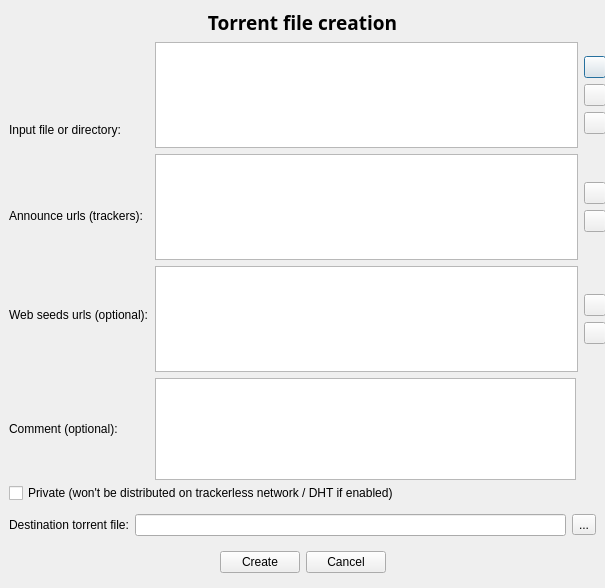
Above: src/createtorrent.ui from SysAdminDoc/qBittorrent-Vanced before the change. Below: the same form after it.
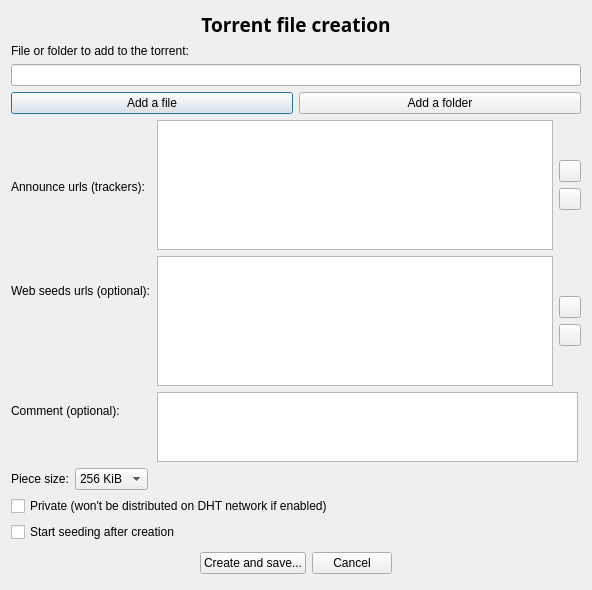
That is the form after the change. Icons and pictures are not drawn.

Commit message: - BUGFIX: Fixed deprecation warning with latest libtorrent svn - FEATURE: Redesigned torrent creation dialog - FEATURE: Allow to set piece size when creating a torrent - improved new options dialog a little

```diff
--- a/src/createtorrent.ui
+++ b/src/createtorrent.ui
@@ -5,22 +5,16 @@
    <rect>
     <x>0</x>
     <y>0</y>
-    <width>605</width>
-    <height>588</height>
+    <width>592</width>
+    <height>590</height>
    </rect>
   </property>
   <property name="windowTitle" >
    <string>Torrent Creation Tool</string>
   </property>
+  <layout class="QVBoxLayout" >
+   <item>
   <widget class="QLabel" name="createTorrent_title" >
-   <property name="geometry" >
-    <rect>
-     <x>9</x>
-     <y>9</y>
-     <width>587</width>
-     <height>27</height>
-    </rect>
-   </property>
    <property name="minimumSize" >
     <size>
      <width>0</width>
@@ -51,49 +45,45 @@
     <set>Qt::AlignCenter</set>
    </property>
   </widget>
-  <widget class="QWidget" name="layoutWidget" >
-   <property name="geometry" >
-    <rect>
-     <x>9</x>
-     <y>42</y>
-     <width>597</width>
-     <height>438</height>
-    </rect>
-   </property>
-   <layout class="QHBoxLayout" >
-    <property name="margin" >
-     <number>0</number>
-    </property>
-    <property name="spacing" >
-     <number>6</number>
-    </property>
-    <item>
-     <layout class="QVBoxLayout" >
-      <property name="margin" >
-       <number>0</number>
-      </property>
-      <property name="spacing" >
-       <number>6</number>
-      </property>
+   </item>
       <item>
        <widget class="QLabel" name="lbl_input" >
-        <property name="minimumSize" >
-         <size>
-          <width>0</width>
-          <height>101</height>
-         </size>
-        </property>
-        <property name="maximumSize" >
-         <size>
-          <width>16777215</width>
-          <height>26</height>
-         </size>
-        </property>
+     <property name="text" >
+      <string>File or folder to add to the torrent:</string>
+     </property>
+    </widget>
+   </item>
+   <item>
+    <widget class="QLineEdit" name="textInputPath" />
+   </item>
+   <item>
+    <layout class="QHBoxLayout" >
+     <item>
+      <widget class="QPushButton" name="addFile_button" >
+       <property name="text" >
+        <string>Add a file</string>
+       </property>
+       <property name="icon" >
+        <iconset resource="icons.qrc" >:/Icons/add_file.png</iconset>
+       </property>
+      </widget>
+     </item>
+     <item>
+      <widget class="QPushButton" name="addFolder_button" >
         <property name="text" >
-         <string>Input file or directory:</string>
-        </property>
-       </widget>
-      </item>
+        <string>Add a folder</string>
+       </property>
+       <property name="icon" >
+        <iconset resource="icons.qrc" >:/Icons/add_folder.png</iconset>
+       </property>
+      </widget>
+     </item>
+    </layout>
+   </item>
+   <item>
+    <layout class="QHBoxLayout" >
+     <item>
+      <layout class="QVBoxLayout" >
       <item>
        <widget class="QLabel" name="lbl_announce_url" >
         <property name="minimumSize" >
@@ -155,125 +145,18 @@
     </item>
     <item>
      <layout class="QVBoxLayout" >
-      <property name="margin" >
-       <number>0</number>
-      </property>
-      <property name="spacing" >
-       <number>6</number>
-      </property>
       <item>
        <layout class="QHBoxLayout" >
-        <property name="margin" >
-         <number>0</number>
-        </property>
         <property name="spacing" >
          <number>6</number>
         </property>
-        <item>
-         <widget class="QListWidget" name="input_list" >
-          <property name="selectionMode" >
-           <enum>QAbstractItemView::MultiSelection</enum>
-          </property>
-         </widget>
-        </item>
-        <item>
-         <layout class="QVBoxLayout" >
-          <property name="margin" >
+         <property name="leftMargin" >
+          <number>0</number>
+         </property>
+         <property name="topMargin" >
            <number>0</number>
           </property>
-          <property name="spacing" >
-           <number>6</number>
-          </property>
-          <item>
-           <spacer>
-            <property name="orientation" >
-             <enum>Qt::Vertical</enum>
-            </property>
-            <property name="sizeHint" >
-             <size>
-              <width>20</width>
-              <height>16</height>
-             </size>
-            </property>
-           </spacer>
-          </item>
-          <item>
-           <widget class="QPushButton" name="addFolder_button" >
-            <property name="minimumSize" >
-             <size>
-              <width>22</width>
-              <height>22</height>
-             </size>
-            </property>
-            <property name="maximumSize" >
-             <size>
-              <width>22</width>
-              <height>22</height>
-             </size>
-            </property>
-            <property name="text" >
-             <string/>
-            </property>
-           </widget>
-          </item>
-          <item>
-           <widget class="QPushButton" name="removeFolder_button" >
-            <property name="minimumSize" >
-             <size>
-              <width>22</width>
-              <height>22</height>
-             </size>
-            </property>
-            <property name="maximumSize" >
-             <size>
-              <width>22</width>
-              <height>22</height>
-             </size>
-            </property>
-            <property name="text" >
-             <string/>
-            </property>
-           </widget>
-          </item>
-          <item>
-           <widget class="QPushButton" name="addFile_button" >
-            <property name="minimumSize" >
-             <size>
-              <width>22</width>
-              <height>22</height>
-             </size>
-            </property>
-            <property name="maximumSize" >
-             <size>
-              <width>22</width>
-              <height>22</height>
-             </size>
-            </property>
-            <property name="text" >
-             <string/>
-            </property>
-           </widget>
-          </item>
-          <item>
-           <spacer>
-            <property name="orientation" >
-             <enum>Qt::Vertical</enum>
-            </property>
-            <property name="sizeHint" >
-             <size>
-              <width>20</width>
-              <height>16</height>
-             </size>
-            </property>
-           </spacer>
-          </item>
-         </layout>
-        </item>
-       </layout>
-      </item>
-      <item>
-       <layout class="QHBoxLayout" >
-        <property name="margin" >
+         <property name="rightMargin" >
          <number>0</number>
         </property>
         <property name="spacing" >
@@ -455,12 +338,6 @@
       </item>
       <item>
        <widget class="QTextEdit" name="txt_comment" >
-        <property name="minimumSize" >
-         <size>
-          <width>421</width>
-          <height>102</height>
-         </size>
-        </property>
         <property name="maximumSize" >
          <size>
           <width>421</width>
@@ -475,50 +352,90 @@
      </layout>
     </item>
    </layout>
-  </widget>
+   </item>
+   <item>
+    <layout class="QHBoxLayout" >
+     <item>
+      <widget class="QLabel" name="txtPieceSize" >
+       <property name="text" >
+        <string>Piece size:</string>
+       </property>
+      </widget>
+     </item>
+     <item>
+      <widget class="QComboBox" name="comboPieceSize" >
+       <property name="currentIndex" >
+        <number>3</number>
+       </property>
+       <item>
+        <property name="text" >
+         <string>32 KiB</string>
+        </property>
+       </item>
+       <item>
+        <property name="text" >
+         <string>64 KiB</string>
+        </property>
+       </item>
+       <item>
+        <property name="text" >
+         <string>128 KiB</string>
+        </property>
+       </item>
+       <item>
+        <property name="text" >
+         <string>256 KiB</string>
+        </property>
+       </item>
+       <item>
+        <property name="text" >
+         <string>512 KiB</string>
+        </property>
+       </item>
+       <item>
+        <property name="text" >
+         <string>1 MiB</string>
+        </property>
+       </item>
+       <item>
+        <property name="text" >
+         <string>2 MiB</string>
+        </property>
+       </item>
+       <item>
+        <property name="text" >
+         <string>4 MiB</string>
+        </property>
+       </item>
+      </widget>
+     </item>
+     <item>
+      <spacer>
+       <property name="orientation" >
+        <enum>Qt::Horizontal</enum>
+       </property>
+       <property name="sizeHint" >
+        <size>
+         <width>40</width>
+         <height>20</height>
+        </size>
+       </property>
+      </spacer>
+     </item>
+    </layout>
+   </item>
+   <item>
   <widget class="QCheckBox" name="check_private" >
-   <property name="geometry" >
-    <rect>
-     <x>9</x>
-     <y>482</y>
-     <width>587</width>
-     <height>22</height>
-    </rect>
-   </property>
    <property name="text" >
-    <string>Private (won't be distributed on trackerless network / DHT if enabled)</string>
-   </property>
-  </widget>
-  <widget class="QWidget" name="layoutWidget2" >
-   <property name="geometry" >
-    <rect>
-     <x>9</x>
-     <y>510</y>
-     <width>587</width>
-     <height>30</height>
-    </rect>
-   </property>
-   <layout class="QHBoxLayout" >
-    <property name="margin" >
-     <number>0</number>
-    </property>
-    <property name="spacing" >
-     <number>6</number>
-    </property>
+      <string>Private (won't be distributed on DHT network if enabled)</string>
+     </property>
+    </widget>
+   </item>
     <item>
-     <widget class="QLabel" name="lbl_destination" >
-      <property name="maximumSize" >
-       <size>
-        <width>16777215</width>
-        <height>26</height>
-       </size>
-      </property>
+    <widget class="QCheckBox" name="checkStartSeeding" >
       <property name="text" >
-       <string>Destination torrent file:</string>
-      </property>
-      <property name="buddy" >
-       <cstring>txt_destination</cstring>
-      </property>
+      <string>Start seeding after creation</string>
+     </property>
      </widget>
     </item>
     <item>
@@ -529,35 +446,17 @@
       <property name="spacing" >
        <number>6</number>
       </property>
-      <item>
-       <widget class="QLineEdit" name="txt_destination" />
-      </item>
-      <item>
-       <widget class="QToolButton" name="browse_destination" >
-        <property name="text" >
-         <string>...</string>
-        </property>
-       </widget>
-      </item>
-     </layout>
-    </item>
-   </layout>
-  </widget>
-  <widget class="QWidget" name="layoutWidget3" >
-   <property name="geometry" >
-    <rect>
-     <x>9</x>
-     <y>546</y>
-     <width>587</width>
-     <height>33</height>
-    </rect>
-   </property>
-   <layout class="QHBoxLayout" >
-    <property name="margin" >
+     <property name="leftMargin" >
+      <number>0</number>
+     </property>
+     <property name="topMargin" >
+      <number>0</number>
+     </property>
+     <property name="rightMargin" >
      <number>0</number>
     </property>
-    <property name="spacing" >
-     <number>6</number>
+     <property name="bottomMargin" >
+      <number>0</number>
     </property>
     <item>
      <spacer>
@@ -575,7 +474,7 @@
     <item>
      <widget class="QPushButton" name="createButton" >
       <property name="text" >
-       <string>Create</string>
+        <string>Create and save...</string>
       </property>
      </widget>
     </item>
@@ -600,9 +499,12 @@
      </spacer>
     </item>
    </layout>
-  </widget>
- </widget>
- <resources/>
+   </item>
+  </layout>
+ </widget>
+ <resources>
+  <include location="icons.qrc" />
+ </resources>
  <connections>
   <connection>
    <sender>cancelButton</sender>
```
Left out of the diff: 64 changed lines with no effect on the pictures. Lines whose indentation alone changed are shown as unchanged. The commit also changes 7 other files.
